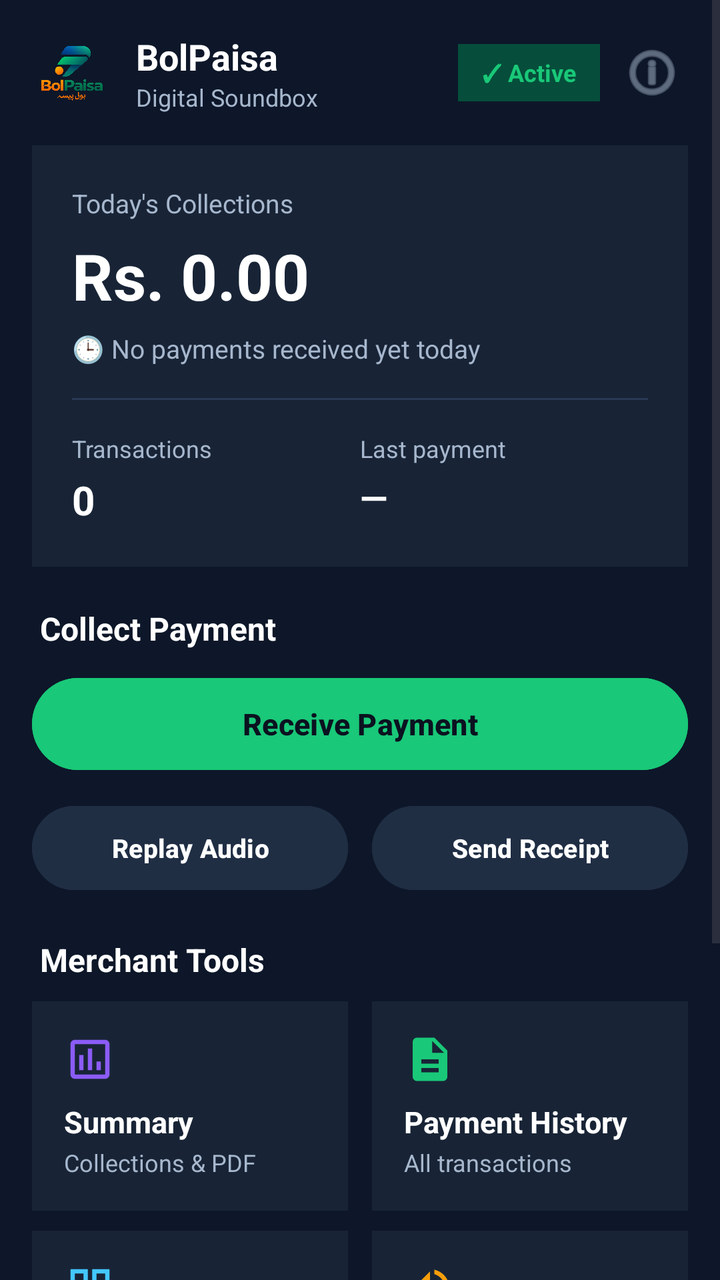
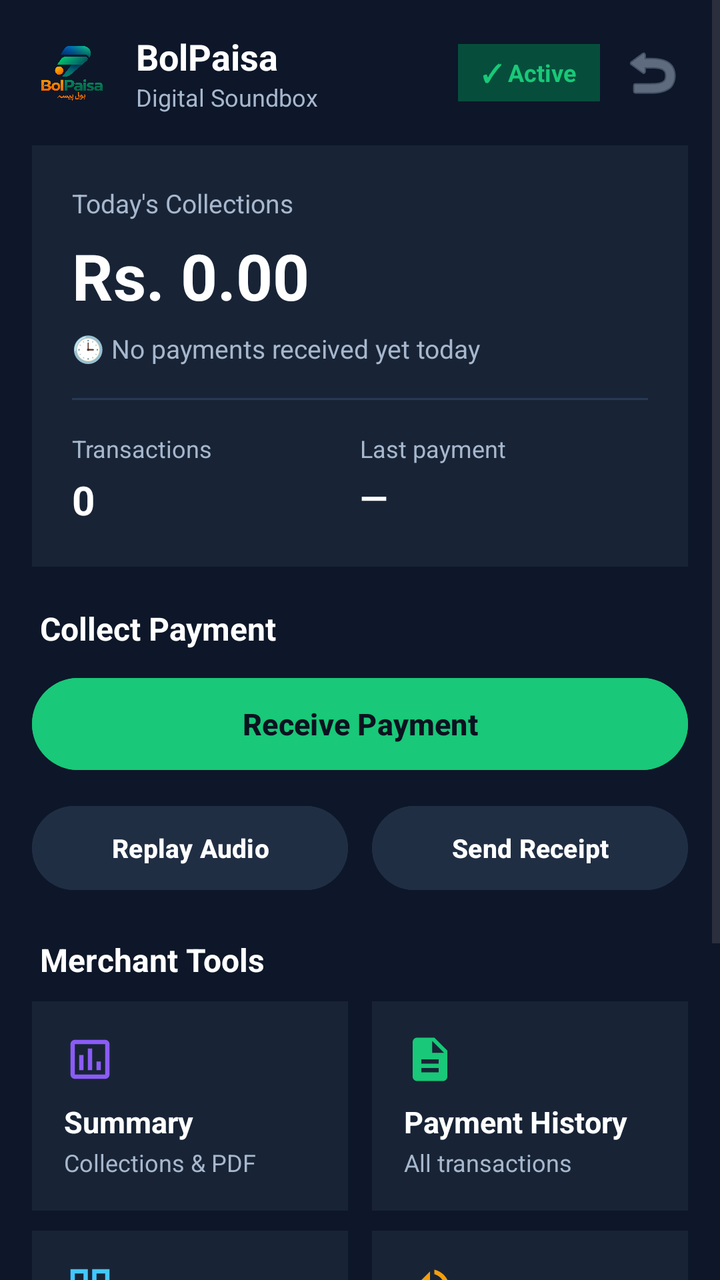

An Android layout rendered at two revisions. The XML below is the earlier revision; the diff shows what the commit changed to produce the second picture.
<!-- AndroidManifest.xml: application theme Theme.BolPaisa -->
<!-- res/layout/activity_main.xml -->
<?xml version="1.0" encoding="utf-8"?>
<ScrollView xmlns:android="http://schemas.android.com/apk/res/android"
    android:layout_width="match_parent"
    android:layout_height="match_parent"
    android:background="#0D1729"
    android:fillViewport="true">

    <LinearLayout
        android:layout_width="match_parent"
        android:layout_height="wrap_content"
        android:orientation="vertical"
        android:padding="16dp">

        
        <LinearLayout
            android:layout_width="match_parent"
            android:layout_height="wrap_content"
            android:gravity="center_vertical"
            android:orientation="horizontal">

            
            <ImageView
                android:layout_width="40dp"
                android:layout_height="40dp"
                android:contentDescription="BolPaisa Logo"
                android:src="@drawable/logo_mark" />

            <LinearLayout
                android:layout_width="0dp"
                android:layout_height="wrap_content"
                android:layout_marginStart="12dp"
                android:layout_weight="1"
                android:orientation="vertical">

                <TextView
                    android:layout_width="wrap_content"
                    android:layout_height="wrap_content"
                    android:text="BolPaisa"
                    android:textColor="#FFFFFF"
                    android:textSize="18sp"
                    android:textStyle="bold" />

                <TextView
                    android:id="@+id/tvDashboardSubtitle"
                    android:layout_width="wrap_content"
                    android:layout_height="wrap_content"
                    android:text="Digital Soundbox"
                    android:textColor="#A7B7CD"
                    android:textSize="12sp" />

            </LinearLayout>

            
            <TextView
                android:id="@+id/tvStatusPill"
                android:layout_width="wrap_content"
                android:layout_height="wrap_content"
                android:background="#064E3B"
                android:paddingHorizontal="12dp"
                android:paddingVertical="6dp"
                android:text="✓ Active"
                android:textColor="#19C878"
                android:textSize="12sp"
                android:textStyle="bold" />

            
            <ImageButton
                android:id="@+id/btnAboutIcon"
                android:layout_width="36dp"
                android:layout_height="36dp"
                android:layout_marginStart="8dp"
                android:background="?attr/selectableItemBackgroundBorderless"
                android:contentDescription="About"
                android:src="@android:drawable/ic_menu_info_details"
                android:tint="#94A3B8" />

        </LinearLayout>

        
        <LinearLayout
            android:layout_width="match_parent"
            android:layout_height="wrap_content"
            android:layout_marginTop="16dp"
            android:background="#182436"
            android:orientation="vertical"
            android:padding="20dp">

            <TextView
                android:layout_width="wrap_content"
                android:layout_height="wrap_content"
                android:text="Today's Collections"
                android:textColor="#A7B7CD"
                android:textSize="13sp" />

            <TextView
                android:id="@+id/tvTodayTotal"
                android:layout_width="wrap_content"
                android:layout_height="wrap_content"
                android:layout_marginTop="6dp"
                android:text="Rs. 0.00"
                android:textColor="#FFFFFF"
                android:textSize="32sp"
                android:textStyle="bold" />

            <TextView
                android:id="@+id/tvTodayStatus"
                android:layout_width="wrap_content"
                android:layout_height="wrap_content"
                android:layout_marginTop="6dp"
                android:text="🕒 No payments received yet today"
                android:textColor="#A7B7CD"
                android:textSize="13sp" />

            
            <View
                android:layout_width="match_parent"
                android:layout_height="1dp"
                android:layout_marginVertical="16dp"
                android:background="#2A3A54" />

            
            <LinearLayout
                android:layout_width="match_parent"
                android:layout_height="wrap_content"
                android:orientation="horizontal">

                <LinearLayout
                    android:layout_width="0dp"
                    android:layout_height="wrap_content"
                    android:layout_weight="1"
                    android:orientation="vertical">

                    <TextView
                        android:layout_width="wrap_content"
                        android:layout_height="wrap_content"
                        android:text="Transactions"
                        android:textColor="#A7B7CD"
                        android:textSize="12sp" />

                    <TextView
                        android:id="@+id/tvTodayCount"
                        android:layout_width="wrap_content"
                        android:layout_height="wrap_content"
                        android:layout_marginTop="4dp"
                        android:text="0"
                        android:textColor="#FFFFFF"
                        android:textSize="20sp"
                        android:textStyle="bold" />

                </LinearLayout>

                <LinearLayout
                    android:layout_width="0dp"
                    android:layout_height="wrap_content"
                    android:layout_weight="1"
                    android:orientation="vertical">

                    <TextView
                        android:layout_width="wrap_content"
                        android:layout_height="wrap_content"
                        android:text="Last payment"
                        android:textColor="#A7B7CD"
                        android:textSize="12sp" />

                    <TextView
                        android:id="@+id/tvLastPaymentValue"
                        android:layout_width="wrap_content"
                        android:layout_height="wrap_content"
                        android:layout_marginTop="4dp"
                        android:text="—"
                        android:textColor="#FFFFFF"
                        android:textSize="18sp"
                        android:textStyle="bold" />

                </LinearLayout>

            </LinearLayout>

        </LinearLayout>

        
        <TextView
            android:layout_width="wrap_content"
            android:layout_height="wrap_content"
            android:layout_marginStart="4dp"
            android:layout_marginTop="20dp"
            android:text="Collect Payment"
            android:textColor="#FFFFFF"
            android:textSize="16sp"
            android:textStyle="bold" />

        
        <Button
            android:id="@+id/btnReceivePayment"
            android:layout_width="match_parent"
            android:layout_height="54dp"
            android:layout_marginTop="10dp"
            android:backgroundTint="#19C878"
            android:text="Receive Payment"
            android:textAllCaps="false"
            android:textColor="#0B1220"
            android:textSize="15sp"
            android:textStyle="bold" />

        
        <LinearLayout
            android:layout_width="match_parent"
            android:layout_height="wrap_content"
            android:layout_marginTop="10dp"
            android:orientation="horizontal">

            <Button
                android:id="@+id/btnReplayHero"
                android:layout_width="0dp"
                android:layout_height="50dp"
                android:layout_marginEnd="6dp"
                android:layout_weight="1"
                android:backgroundTint="#202E44"
                android:text="Replay Audio"
                android:textAllCaps="false"
                android:textColor="#FFFFFF"
                android:textSize="13sp"
                android:textStyle="bold" />

            <Button
                android:id="@+id/btnReceiptHero"
                android:layout_width="0dp"
                android:layout_height="50dp"
                android:layout_marginStart="6dp"
                android:layout_weight="1"
                android:backgroundTint="#202E44"
                android:text="Send Receipt"
                android:textAllCaps="false"
                android:textColor="#FFFFFF"
                android:textSize="13sp"
                android:textStyle="bold" />

        </LinearLayout>

        
        <TextView
            android:layout_width="wrap_content"
            android:layout_height="wrap_content"
            android:layout_marginStart="4dp"
            android:layout_marginTop="20dp"
            android:text="Merchant Tools"
            android:textColor="#FFFFFF"
            android:textSize="16sp"
            android:textStyle="bold" />

        
        <LinearLayout
            android:layout_width="match_parent"
            android:layout_height="wrap_content"
            android:layout_marginTop="10dp"
            android:orientation="horizontal">

            
            <LinearLayout
                android:id="@+id/cardSummary"
                android:layout_width="0dp"
                android:layout_height="wrap_content"
                android:layout_marginEnd="6dp"
                android:layout_weight="1"
                android:background="#182436"
                android:clickable="true"
                android:focusable="true"
                android:orientation="vertical"
                android:padding="16dp">

                <ImageView
                    android:layout_width="26dp"
                    android:layout_height="26dp"
                    android:contentDescription="Summary Icon"
                    android:src="@drawable/ic_analytics" />

                <TextView
                    android:layout_width="wrap_content"
                    android:layout_height="wrap_content"
                    android:layout_marginTop="8dp"
                    android:text="Summary"
                    android:textColor="#FFFFFF"
                    android:textSize="15sp"
                    android:textStyle="bold" />

                <TextView
                    android:layout_width="wrap_content"
                    android:layout_height="wrap_content"
                    android:layout_marginTop="2dp"
                    android:text="Collections &amp; PDF"
                    android:textColor="#A7B7CD"
                    android:textSize="12sp" />

            </LinearLayout>

            
            <LinearLayout
                android:id="@+id/cardHistory"
                android:layout_width="0dp"
                android:layout_height="wrap_content"
                android:layout_marginStart="6dp"
                android:layout_weight="1"
                android:background="#182436"
                android:clickable="true"
                android:focusable="true"
                android:orientation="vertical"
                android:padding="16dp">

                <ImageView
                    android:layout_width="26dp"
                    android:layout_height="26dp"
                    android:contentDescription="History Icon"
                    android:src="@drawable/ic_pdf" />

                <TextView
                    android:layout_width="wrap_content"
                    android:layout_height="wrap_content"
                    android:layout_marginTop="8dp"
                    android:text="Payment History"
                    android:textColor="#FFFFFF"
                    android:textSize="15sp"
                    android:textStyle="bold" />

                <TextView
                    android:layout_width="wrap_content"
                    android:layout_height="wrap_content"
                    android:layout_marginTop="2dp"
                    android:text="All transactions"
                    android:textColor="#A7B7CD"
                    android:textSize="12sp" />

            </LinearLayout>

        </LinearLayout>

        
        <LinearLayout
            android:layout_width="match_parent"
            android:layout_height="wrap_content"
            android:layout_marginTop="10dp"
            android:orientation="horizontal">

            
            <LinearLayout
                android:id="@+id/cardCustomerQr"
                android:layout_width="0dp"
                android:layout_height="wrap_content"
                android:layout_marginEnd="6dp"
                android:layout_weight="1"
                android:background="#182436"
                android:clickable="true"
                android:focusable="true"
                android:orientation="vertical"
                android:padding="16dp">

                <ImageView
                    android:layout_width="26dp"
                    android:layout_height="26dp"
                    android:contentDescription="QR Icon"
                    android:src="@drawable/ic_qr" />

                <TextView
                    android:layout_width="wrap_content"
                    android:layout_height="wrap_content"
                    android:layout_marginTop="8dp"
                    android:text="Customer QR"
                    android:textColor="#FFFFFF"
                    android:textSize="15sp"
                    android:textStyle="bold" />

                <TextView
                    android:layout_width="wrap_content"
                    android:layout_height="wrap_content"
                    android:layout_marginTop="2dp"
                    android:text="Dynamic payment QR"
                    android:textColor="#A7B7CD"
                    android:textSize="12sp" />

            </LinearLayout>

            
            <LinearLayout
                android:id="@+id/cardVoiceSettings"
                android:layout_width="0dp"
                android:layout_height="wrap_content"
                android:layout_marginStart="6dp"
                android:layout_weight="1"
                android:background="#182436"
                android:clickable="true"
                android:focusable="true"
                android:orientation="vertical"
                android:padding="16dp">

                <ImageView
                    android:layout_width="26dp"
                    android:layout_height="26dp"
                    android:contentDescription="Voice Icon"
                    android:src="@drawable/ic_speaker" />

                <TextView
                    android:layout_width="wrap_content"
                    android:layout_height="wrap_content"
                    android:layout_marginTop="8dp"
                    android:text="Voice &amp; Audio"
                    android:textColor="#FFFFFF"
                    android:textSize="15sp"
                    android:textStyle="bold" />

                <TextView
                    android:layout_width="wrap_content"
                    android:layout_height="wrap_content"
                    android:layout_marginTop="2dp"
                    android:text="Languages &amp; Speaker"
                    android:textColor="#A7B7CD"
                    android:textSize="12sp" />

            </LinearLayout>

        </LinearLayout>

        
        <LinearLayout
            android:id="@+id/cardSubscription"
            android:layout_width="match_parent"
            android:layout_height="wrap_content"
            android:layout_marginTop="12dp"
            android:background="#182436"
            android:clickable="true"
            android:focusable="true"
            android:gravity="center_vertical"
            android:orientation="horizontal"
            android:padding="16dp">

            <TextView
                android:layout_width="24dp"
                android:layout_height="24dp"
                android:gravity="center"
                android:text="✓"
                android:textColor="#19C878"
                android:textSize="16sp"
                android:textStyle="bold" />

            <LinearLayout
                android:layout_width="0dp"
                android:layout_height="wrap_content"
                android:layout_marginStart="12dp"
                android:layout_weight="1"
                android:orientation="vertical">

                <TextView
                    android:layout_width="wrap_content"
                    android:layout_height="wrap_content"
                    android:text="Subscription"
                    android:textColor="#FFFFFF"
                    android:textSize="15sp"
                    android:textStyle="bold" />

                <TextView
                    android:id="@+id/tvSubscriptionDays"
                    android:layout_width="wrap_content"
                    android:layout_height="wrap_content"
                    android:layout_marginTop="2dp"
                    android:text="29 days remaining"
                    android:textColor="#A7B7CD"
                    android:textSize="12sp" />

            </LinearLayout>

            <TextView
                android:layout_width="wrap_content"
                android:layout_height="wrap_content"
                android:text="›"
                android:textColor="#A7B7CD"
                android:textSize="22sp"
                android:textStyle="bold" />

        </LinearLayout>

        
        <TextView
            android:layout_width="wrap_content"
            android:layout_height="wrap_content"
            android:layout_marginStart="4dp"
            android:layout_marginTop="20dp"
            android:text="Today's Payment History"
            android:textColor="#FFFFFF"
            android:textSize="16sp"
            android:textStyle="bold" />

        <TextView
            android:id="@+id/tvEmptyHistory"
            android:layout_width="match_parent"
            android:layout_height="wrap_content"
            android:layout_marginTop="8dp"
            android:background="#182436"
            android:padding="16dp"
            android:text="No payments announced yet today."
            android:textColor="#A7B7CD"
            android:textSize="13sp"
            android:visibility="gone" />

        <androidx.recyclerview.widget.RecyclerView
            android:id="@+id/rvTodayTransactions"
            android:layout_width="match_parent"
            android:layout_height="wrap_content"
            android:layout_marginTop="8dp"
            android:nestedScrollingEnabled="false" />

    </LinearLayout>

</ScrollView>
<!-- resources referenced by this layout -->
<resources>
  <!-- drawable ic_analytics (drawable) -->
  <vector xmlns:android="http://schemas.android.com/apk/res/android"
      android:width="24dp"
      android:height="24dp"
      android:viewportWidth="24"
      android:viewportHeight="24">
      <path
          android:fillColor="#8B5CF6"
          android:pathData="M19,3H5c-1.1,0 -2,0.9 -2,2v14c0,1.1 0.9,2 2,2h14c1.1,0 2,-0.9 2,-2V5c0,-1.1 -0.9,-2 -2,-2zm0,16H5V5h14v14zM7,10h2v7H7zm4,-3h2v10h-2zm4,6h2v4h-2z" />
  </vector>
  <!-- drawable ic_pdf (drawable) -->
  <vector xmlns:android="http://schemas.android.com/apk/res/android"
      android:width="24dp"
      android:height="24dp"
      android:viewportWidth="24"
      android:viewportHeight="24">
      <path
          android:fillColor="#19C878"
          android:pathData="M14,2H6c-1.1,0 -1.99,0.9 -1.99,2L4,20c0,1.1 0.89,2 1.99,2H18c1.1,0 2,-0.9 2,-2V8l-6,-6zm2,16H8v-2h8v2zm0,-4H8v-2h8v2zm-3,-5V3.5L18.5,9H13z" />
  </vector>
  <!-- drawable ic_qr (drawable) -->
  <vector xmlns:android="http://schemas.android.com/apk/res/android"
      android:width="24dp"
      android:height="24dp"
      android:viewportWidth="24"
      android:viewportHeight="24">
      <path
          android:fillColor="#43C7FF"
          android:pathData="M3,11h8V3H3v8zm2,-6h4v4H5V5zm8,-2v8h8V3h-8zm6,6h-4V5h4v4zM3,21h8v-8H3v8zm2,-6h4v4H5v-4zm13,2h3v4h-3v-4zm0,-4h2v2h-2v-2zm2,2h2v2h-2v-2zm-4,2h2v4h-2v-4zm2,2h2v2h-2v-2z" />
  </vector>
  <!-- drawable ic_speaker (drawable) -->
  <vector xmlns:android="http://schemas.android.com/apk/res/android"
      android:width="24dp"
      android:height="24dp"
      android:viewportWidth="24"
      android:viewportHeight="24">
      <path
          android:fillColor="#F59E0B"
          android:pathData="M3,9v6h4l5,5V4L7,9H3zm13.5,3c0,-1.77 -1.02,-3.29 -2.5,-4.03v8.05c1.48,-0.73 2.5,-2.25 2.5,-4.02zM14,3.23v2.06c2.89,0.86 5,3.54 5,6.71s-2.11,5.85 -5,6.71v2.06c4.01,-0.91 7,-4.49 7,-8.77s-2.99,-7.86 -7,-8.77z" />
  </vector>
  <!-- drawable logo_mark: png bitmap (drawable, 416580 bytes) -->
  <style name="Theme.BolPaisa" parent="Base.Theme.BolPaisa" />
  <style name="Base.Theme.BolPaisa" parent="Theme.Material3.DayNight.NoActionBar">
          
          
      </style>
</resources>

<!-- the commit's change to res/layout/activity_main.xml (unified diff, before → after) -->
@@ -71,8 +71,42 @@
                 android:layout_marginStart="8dp"
                 android:background="?attr/selectableItemBackgroundBorderless"
                 android:contentDescription="About"
-                android:src="@android:drawable/ic_menu_info_details"
+                android:src="@android:drawable/ic_menu_revert"
                 android:tint="#94A3B8" />
+
+        </LinearLayout>
+
+        
+        <LinearLayout
+            android:id="@+id/layoutExpiryWarning"
+            android:layout_width="match_parent"
+            android:layout_height="wrap_content"
+            android:layout_marginTop="12dp"
+            android:background="#B45309"
+            android:clickable="true"
+            android:focusable="true"
+            android:gravity="center_vertical"
+            android:orientation="horizontal"
+            android:padding="12dp"
+            android:visibility="gone">
+
+            <TextView
+                android:id="@+id/tvExpiryWarningText"
+                android:layout_width="0dp"
+                android:layout_height="wrap_content"
+                android:layout_weight="1"
+                android:text="⚠️ Subscription expiring soon! Tap to renew."
+                android:textColor="#FFFFFF"
+                android:textSize="13sp"
+                android:textStyle="bold" />
+
+            <TextView
+                android:layout_width="wrap_content"
+                android:layout_height="wrap_content"
+                android:text="Renew ›"
+                android:textColor="#FDE68A"
+                android:textSize="13sp"
+                android:textStyle="bold" />
 
         </LinearLayout>
 
